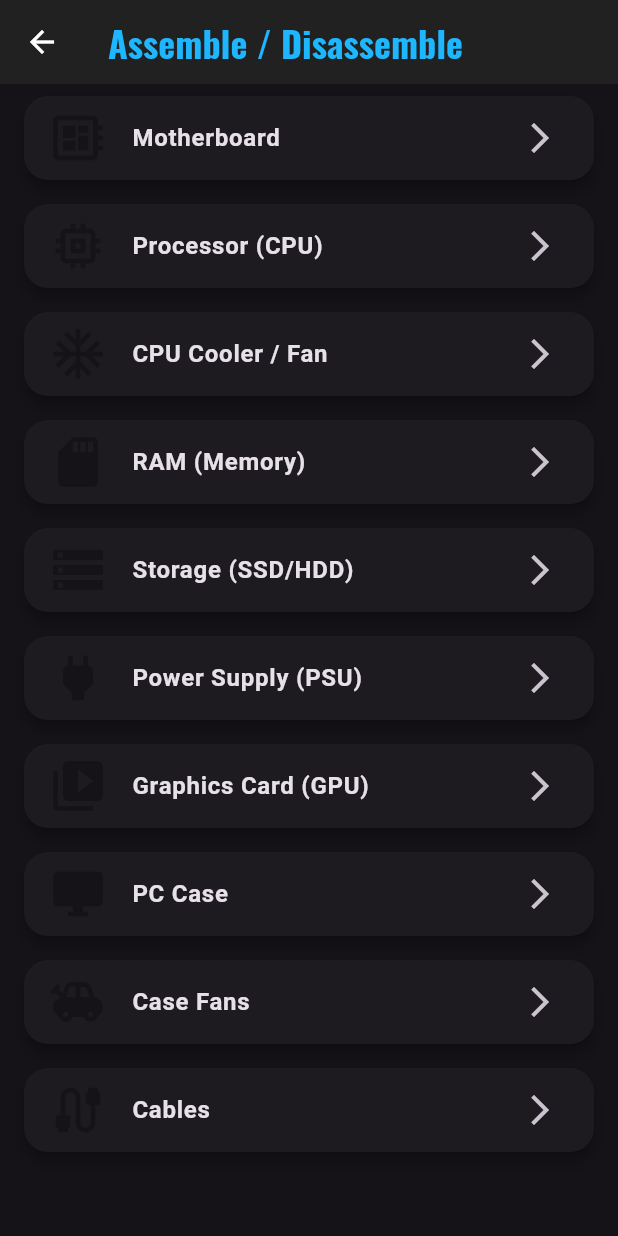
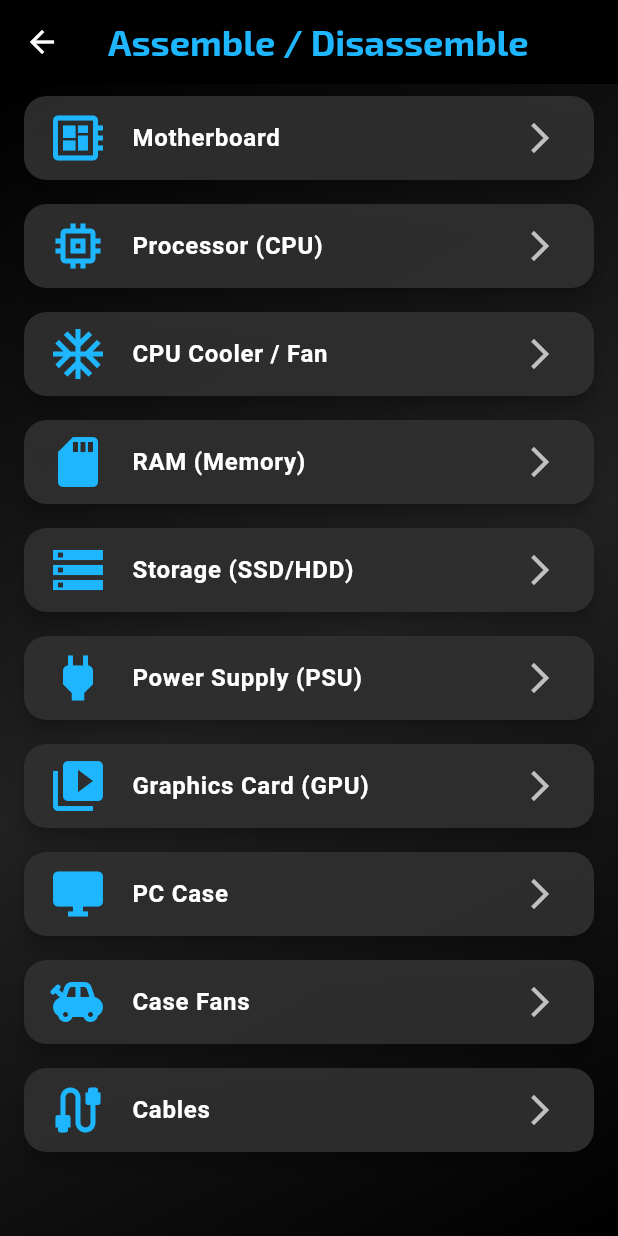
Before and after one commit to pngo33466-cpu/hardtech, a Flutter app: the PCAssemblyScreen screen opened directly, on a phone screen of 412 x 824 dp. Run offline on Flutter 3.47's test engine with Material 3 defaults, Android fonts, the phone set to English and light mode, and no system bars; our stand-ins replace google_fonts, timeline_tile.

Commit message:
style: Update text colors and add images

```diff
--- a/lib/screens/pc_assembly_screen.dart
+++ b/lib/screens/pc_assembly_screen.dart
@@ -1,4 +1,6 @@
+
 import 'package:flutter/material.dart';
+import 'package:google_fonts/google_fonts.dart';
 import 'package:hardtech/data/pc_components.dart';
 
 class PCAssemblyScreen extends StatelessWidget {
@@ -8,24 +10,48 @@ class PCAssemblyScreen extends StatelessWidget {
   Widget build(BuildContext context) {
     return Scaffold(
       appBar: AppBar(
-        title: const Text(
+        title: Text(
           'Assemble / Disassemble',
-          style: TextStyle(
-            color: Color(0xFF1DB6FF),
+          style: GoogleFonts.exo2(
+            color: const Color(0xFF1DB6FF),
             fontWeight: FontWeight.bold,
           ),
         ),
+        backgroundColor: Colors.black,
       ),
-      body: ListView.builder(
+      body: Container(
+        decoration: BoxDecoration(
+          gradient: LinearGradient(
+            colors: [Colors.black, Colors.grey[900]!, Colors.black],
+            begin: Alignment.topLeft,
+            end: Alignment.bottomRight,
+          ),
+        ),
+        child: ListView.builder(
           itemCount: pcComponents.length,
           itemBuilder: (context, index) {
             final component = pcComponents[index];
             return Card(
+              elevation: 5,
               margin: const EdgeInsets.symmetric(horizontal: 16.0, vertical: 8.0),
+              shape: RoundedRectangleBorder(
+                borderRadius: BorderRadius.circular(15.0),
+              ),
+              color: Colors.grey[850]?.withOpacity(0.9),
               child: ListTile(
-              leading: Icon(component.icon, size: 40.0, color: Theme.of(context).primaryColor),
-              title: Text(component.name, style: const TextStyle(fontWeight: FontWeight.bold)),
-              trailing: const Icon(Icons.arrow_forward_ios),
+                leading: Icon(
+                  component.icon,
+                  size: 40.0,
+                  color: const Color(0xFF1DB6FF),
+                ),
+                title: Text(
+                  component.name,
+                  style: GoogleFonts.roboto(
+                    fontWeight: FontWeight.bold,
+                    color: Colors.white,
+                  ),
+                ),
+                trailing: const Icon(Icons.arrow_forward_ios, color: Colors.white70),
                 onTap: () {
                   Navigator.push(
                     context,
@@ -38,6 +64,7 @@ class PCAssemblyScreen extends StatelessWidget {
             );
           },
         ),
+      ),
     );
   }
 }
```
Also changed, not shown: lib/screens/common_hardware_issues_screen.dart (+14 -1 lines), lib/screens/tools_screen.dart (+73 -7 lines), assets/images/antitools15.png (added), assets/images/cable-management13.png (added), assets/images/compressedair14.png (added), assets/images/loopbackplug11.png (added), assets/images/thermalpaste12.png (added). Lines whose indentation alone changed are shown as unchanged.
